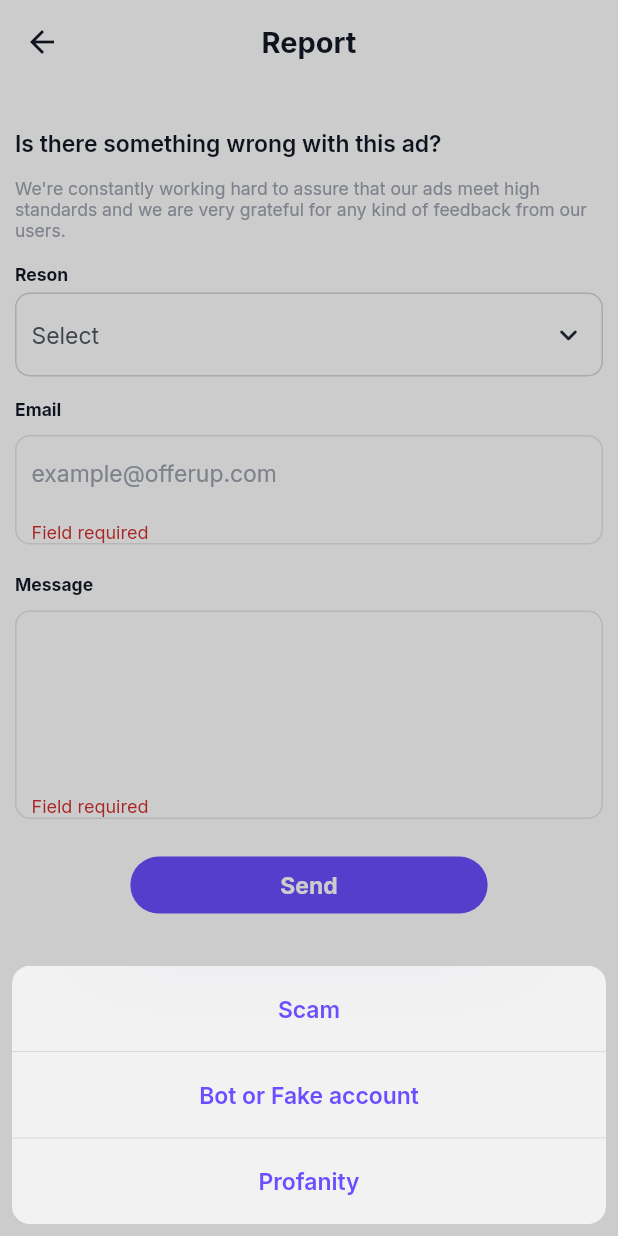
After one commit to mimib00/o_mejor_oferta, a Flutter app: the ListingReport screen opened by its route, after a tap on "Send", after a tap on "Select", on a phone screen of 412 x 824 dp. The commit adds this screen. Run offline on Flutter 3.47's test engine with Material 2 defaults, Android fonts, the phone set to English and light mode, and no system bars; our stand-ins replace cached_network_image, carousel_slider, dio, firebase_core, firebase_messaging, firebase_storage and 16 more; missing offline and left inert: flutter_stripe, latlng, map; accounts and stored records are empty; statements that could not run were skipped.

Commit message:
report listings

```diff
--- a/lib/core/routes/routes.dart
+++ b/lib/core/routes/routes.dart
@@ -13,6 +13,7 @@ import 'package:mejor_oferta/views/inbox/report.dart';
 import 'package:mejor_oferta/views/offer/my_offers.dart';
 import 'package:mejor_oferta/views/offer/offers.dart';
 import 'package:mejor_oferta/views/post/post.dart';
+import 'package:mejor_oferta/views/post/report.dart';
 import 'package:mejor_oferta/views/profile/pages/account/account_settings.dart';
 import 'package:mejor_oferta/views/profile/pages/saves/saved.dart';
 import 'package:mejor_oferta/views/root/root.dart';
@@ -28,6 +29,7 @@ class Routes {
   static const profileAccount = "/profile/account";
   static const profileSaved = "/profile/saved";
   static const post = "/post";
+  static const postReport = "/post/report";
   static const offers = "/offers";
   static const myOffers = "/offers/me";
   static const inbox = "/inbox/";
@@ -53,5 +55,6 @@ class Routes {
     GetPage<Widget>(name: boost, page: () => const BoosterScreen(), binding: BoostBinding()),
     GetPage<Widget>(name: boostHow, page: () => const BoostHowScreen()),
     GetPage<Widget>(name: inboxReport, page: () => const ChatReport()),
+    GetPage<Widget>(name: postReport, page: () => const ListingReport()),
   ];
 }
--- a/lib/views/post/controller/post_controller.dart
+++ b/lib/views/post/controller/post_controller.dart
@@ -64,9 +64,9 @@ class PostController extends GetxController {
           },
         ),
       );
-      log("message");
 
       await getListing();
+      Fluttertoast.showToast(msg: "Saved");
     } on DioError catch (e, stackTrace) {
       debugPrintStack(stackTrace: stackTrace);
       log(e.response!.data.toString());
--- a/lib/views/post/post.dart
+++ b/lib/views/post/post.dart
@@ -58,15 +58,15 @@ class PostScreen extends GetView<PostController> {
             title: const Text("Details"),
             actions: [
               GestureDetector(
-                onTap: () {},
+                onTap: () => Get.toNamed(Routes.postReport, parameters: {"id": listing.id.toString()}),
                 child: const Icon(UniconsLine.ban),
               ),
               const SizedBox(width: 10),
-              GestureDetector(
-                onTap: () {},
-                child: const Icon(UniconsLine.share_alt),
-              ),
-              const SizedBox(width: 10),
+              // GestureDetector(
+              //   onTap: () {},
+              //   child: const Icon(UniconsLine.share_alt),
+              // ),
+              // const SizedBox(width: 10),
               GestureDetector(
                 onTap: () async => await controller.toggleSave(),
                 child: Icon(
--- /dev/null
+++ b/lib/views/post/report.dart
@@ -0,0 +1,219 @@
+import 'dart:developer';
+
+import 'package:dio/dio.dart';
+import 'package:flutter/cupertino.dart';
+import 'package:flutter/material.dart';
+import 'package:fluttertoast/fluttertoast.dart';
+import 'package:get/get.dart';
+import 'package:mejor_oferta/core/api/authenticator.dart';
+import 'package:mejor_oferta/core/config.dart';
+import 'package:mejor_oferta/meta/utils/constants.dart';
+import 'package:mejor_oferta/meta/widgets/loader.dart';
+import 'package:mejor_oferta/meta/widgets/text_input.dart';
+
+class ListingReport extends StatefulWidget {
+  const ListingReport({super.key});
+
+  @override
+  State<ListingReport> createState() => _ListingReportState();
+}
+
+class _ListingReportState extends State<ListingReport> {
+  String reson = "Select";
+
+  final GlobalKey<FormState> form = GlobalKey();
+
+  final TextEditingController email = TextEditingController();
+  final TextEditingController message = TextEditingController();
+
+  final dio = Dio();
+
+  Future<void> report() async {
+    final data = {
+      "reason": reson,
+      "message": message.text.trim(),
+      "email": email.text.trim(),
+      "listing": Get.parameters["id"],
+    };
+    try {
+      Loader.instance.showCircularProgressIndicatorWithText();
+      const url = "$baseUrl/listings/report/";
+      final token = Authenticator.instance.fetchToken();
+      await dio.post(
+        url,
+        data: data,
+        options: Options(
+          headers: {
+            "Authorization": "Bearer ${token["access"]}",
+          },
+        ),
+      );
+      await Fluttertoast.showToast(msg: "Report sent");
+      Get.back();
+      Get.back();
+    } on DioError catch (e) {
+      Get.back();
+      log(e.response!.data.toString());
+      Fluttertoast.showToast(msg: e.message);
+    }
+  }
+
+  @override
+  Widget build(BuildContext context) {
+    return Scaffold(
+      appBar: AppBar(
+        title: const Text("Report"),
+      ),
+      body: SingleChildScrollView(
+        padding: const EdgeInsets.symmetric(horizontal: 10),
+        child: Form(
+          key: form,
+          child: Column(
+            crossAxisAlignment: CrossAxisAlignment.start,
+            children: [
+              const SizedBox(height: 30),
+              Text(
+                "Is there something wrong with this ad?",
+                style: headline3,
+              ),
+              const SizedBox(height: 15),
+              Text(
+                "We're constantly working hard to assure that our ads meet high standards and we are very grateful for any kind of feedback from our users.",
+                style: text2.copyWith(color: kWhiteColor4),
+              ),
+              const SizedBox(height: 15),
+              Text(
+                "Reson",
+                style: text2.copyWith(fontWeight: FontWeight.bold),
+              ),
+              const SizedBox(height: 5),
+              GestureDetector(
+                onTap: () {
+                  showCupertinoModalPopup(
+                    context: context,
+                    builder: (context) => CupertinoActionSheet(
+                      actions: [
+                        CupertinoActionSheetAction(
+                          onPressed: () {
+                            setState(() {
+                              reson = "Scam";
+                            });
+                            Get.back();
+                          },
+                          child: Text(
+                            "Scam",
+                            style: headline3.copyWith(color: kPrimaryColor),
+                          ),
+                        ),
+                        CupertinoActionSheetAction(
+                          onPressed: () {
+                            setState(() {
+                              reson = "Bot or Fake account";
+                            });
+                            Get.back();
+                          },
+                          child: Text(
+                            "Bot or Fake account",
+                            style: headline3.copyWith(color: kPrimaryColor),
+                          ),
+                        ),
+                        CupertinoActionSheetAction(
+                          onPressed: () {
+                            setState(() {
+                              reson = "Profanity";
+                            });
+                            Get.back();
+                          },
+                          child: Text(
+                            "Profanity",
+                            style: headline3.copyWith(color: kPrimaryColor),
+                          ),
+                        ),
+                      ],
+                    ),
+                  );
+                },
+                child: Container(
+                  padding: const EdgeInsets.symmetric(horizontal: 10, vertical: 15),
+                  decoration: BoxDecoration(
+                    borderRadius: BorderRadius.circular(10),
+                    border: Border.all(color: kWhiteColor3),
+                  ),
+                  child: Row(
+                    mainAxisAlignment: MainAxisAlignment.spaceBetween,
+                    children: [
+                      Text(
+                        reson,
+                        style: text1.copyWith(color: kWhiteColor6),
+                      ),
+                      const Icon(
+                        Icons.keyboard_arrow_down_rounded,
+                        color: kWhiteColor8,
+                      ),
+                    ],
+                  ),
+                ),
+              ),
+              const SizedBox(height: 15),
+              Text(
+                "Email",
+                style: text2.copyWith(fontWeight: FontWeight.bold),
+              ),
+              const SizedBox(height: 5),
+              CustomTextInput(
+                controller: email,
+                hintText: "example@offerup.com",
+                validator: (value) {
+                  if (value == null || value.isEmpty) return "Field required";
+                  if (!value.isEmail) return "Email not valid";
+                  return null;
+                },
+              ),
+              const SizedBox(height: 15),
+              Text(
+                "Message",
+                style: text2.copyWith(fontWeight: FontWeight.bold),
+              ),
+              const SizedBox(height: 5),
+              CustomTextInput(
+                controller: message,
+                lines: 5,
+                validator: (value) {
+                  if (value == null || value.isEmpty) return "Field required";
+                  return null;
+                },
+              ),
+              const SizedBox(height: 15),
+              Row(
+                mainAxisAlignment: MainAxisAlignment.center,
+                children: [
+                  ElevatedButton(
+                    onPressed: () {
+                      if (form.currentState!.validate() && reson != "Select") {
+                        report();
+                      }
+                    },
+                    style: ElevatedButton.styleFrom(
+                      padding: const EdgeInsets.symmetric(horizontal: 100, vertical: 10),
+                      textStyle: headline3.copyWith(fontWeight: FontWeight.bold),
+                    ),
+                    child: const Text("Send"),
+                  ),
+                ],
+              ),
+            ],
+          ),
+        ),
+      ),
+    );
+  }
+}
+
+class ResonSheet extends StatelessWidget {
+  const ResonSheet({super.key});
+
+  @override
+  Widget build(BuildContext context) {
+    return Container();
+  }
+}
```
